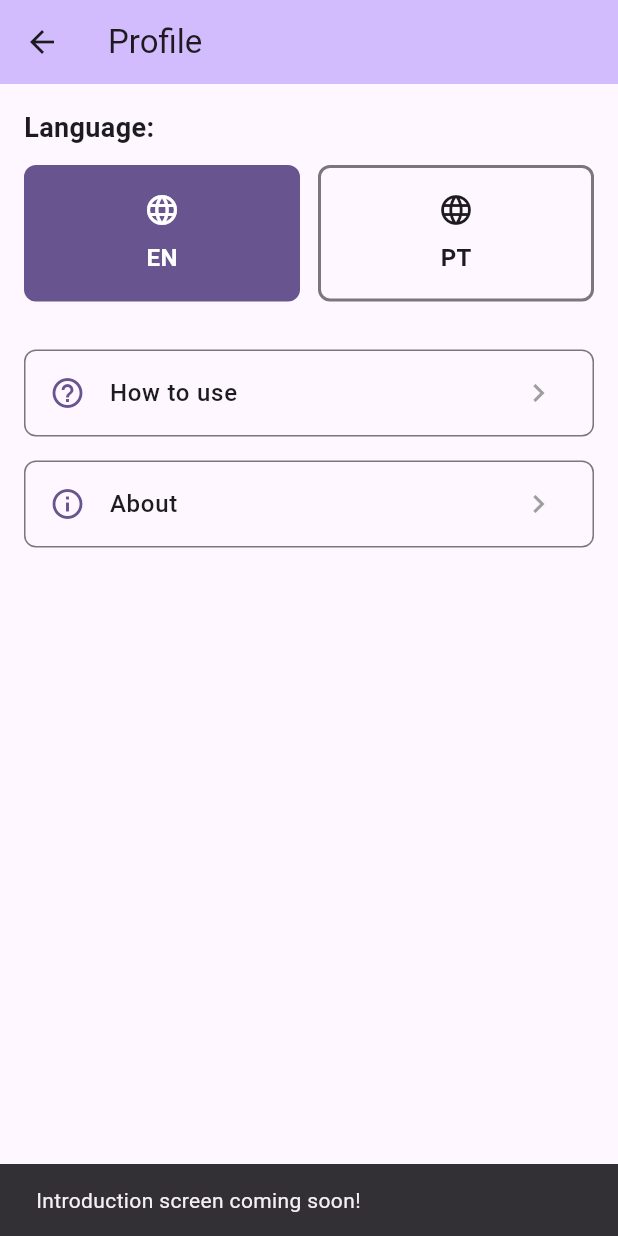
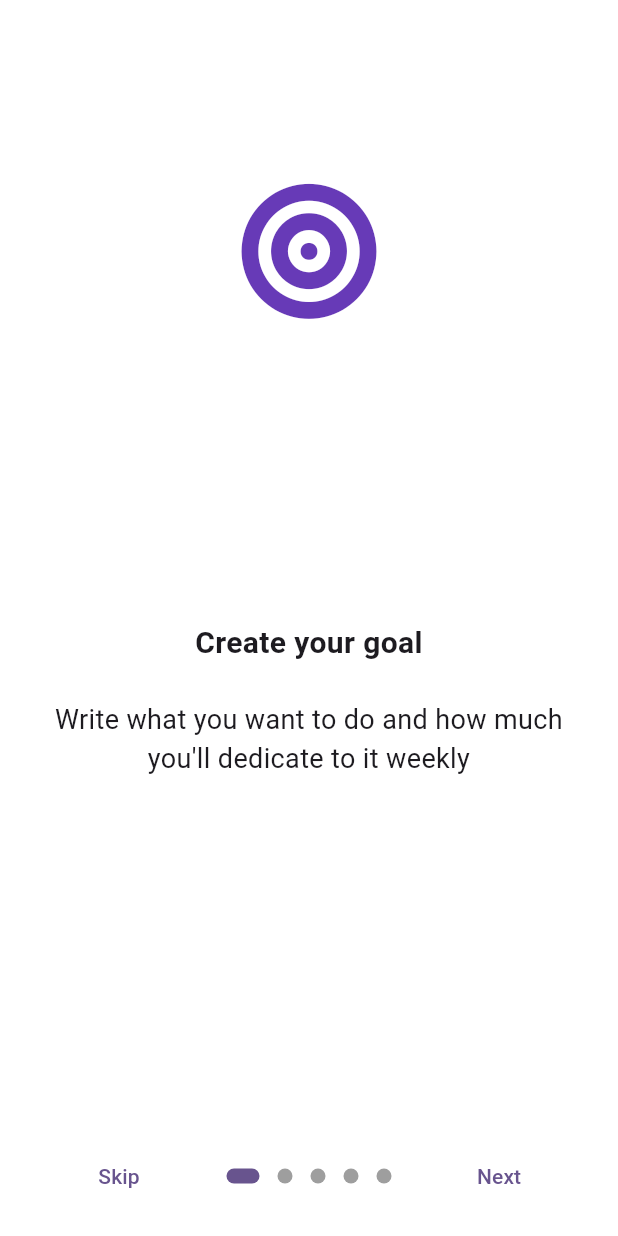
Before and after one commit to MatthewLacerda2/GoalGetter, a Flutter app: the ProfileScreen screen opened directly, after a tap on "How to use", on a phone screen of 412 x 824 dp. Run offline on Flutter 3.47's test engine with Material 3 defaults, Android fonts, the phone set to English and light mode, and no system bars; drawn by our look-alikes of introduction_screen; our stand-ins replace font_awesome_flutter, shared_preferences; accounts and stored records are empty.

Commit message:
introduction screen

```diff
--- a/frontend/lib/main.dart
+++ b/frontend/lib/main.dart
@@ -39,7 +39,6 @@ class _MyHomePageState extends State<MyHomePage> {
   static const List<Widget> _tabPages = <Widget>[
     GoalsScreen(),
     AgendaScreen(),
-    Center(child: Text('Profile Page (Coming Soon)')),
     ProfileScreen(),
   ];
 
@@ -69,10 +68,6 @@ class _MyHomePageState extends State<MyHomePage> {
             icon: Icon(Icons.person),
             label: 'Profile',
           ),
-          BottomNavigationBarItem(
-            icon: Icon(Icons.settings),
-            label: 'Settings',
-          ),
         ],
         currentIndex: _selectedIndex,
         onTap: _onTabTapped,
--- /dev/null
+++ b/frontend/lib/screens/introduction_screen.dart
@@ -0,0 +1,108 @@
+import 'package:flutter/material.dart';
+import 'package:introduction_screen/introduction_screen.dart';
+import 'package:font_awesome_flutter/font_awesome_flutter.dart';
+import '../main.dart';
+
+class IntroductionScreenWidget extends StatelessWidget {
+  const IntroductionScreenWidget({super.key});
+
+  @override
+  Widget build(BuildContext context) {
+    return IntroductionScreen(
+      pages: [
+        PageViewModel(
+          title: "Create your goal",
+          body: "Write what you want to do and how much you'll dedicate to it weekly",
+          image: const Padding(
+            padding: EdgeInsets.only(bottom: 24.0),
+            child: Center(
+              child: FaIcon(
+                FontAwesomeIcons.bullseye,
+                size: 90,
+                color: Colors.deepPurple,
+              ),
+            ),
+          ),
+        ),
+        PageViewModel(
+          title: "Create your Task",
+          body: "Write down how you'll use your time for the day",
+          image: const Padding(
+            padding: EdgeInsets.only(bottom: 24.0),
+            child: Center(
+              child: FaIcon(
+                FontAwesomeIcons.tasks,
+                size: 90,
+                color: Colors.deepPurple,
+              ),
+            ),
+          ),
+        ),
+        PageViewModel(
+          title: "Task to Goal",
+          body: "You can mark a task as being part of achieving a goal",
+          image: const Padding(
+            padding: EdgeInsets.only(bottom: 24.0),
+            child: Center(
+              child: FaIcon(
+                FontAwesomeIcons.link,
+                size: 90,
+                color: Colors.deepPurple,
+              ),
+            ),
+          ),
+        ),
+        PageViewModel(
+          title: "Free tasks",
+          body: "Not every task needs to achieve a big goal. Like doing the dishes",
+          image: const Padding(
+            padding: EdgeInsets.only(bottom: 24.0),
+            child: Center(
+              child: FaIcon(
+                FontAwesomeIcons.utensils,
+                size: 90,
+                color: Colors.deepPurple,
+              ),
+            ),
+          ),
+        ),
+        PageViewModel(
+          title: "Ready to achieve?",
+          body: "Explore. Dream. Discover",
+          image: const Padding(
+            padding: EdgeInsets.only(bottom: 24.0),
+            child: Center(
+              child: FaIcon(
+                FontAwesomeIcons.rocket,
+                size: 90,
+                color: Colors.deepPurple,
+              ),
+            ),
+          ),
+        ),
+      ],
+      onDone: () {
+        Navigator.pushReplacement(
+          context,
+          MaterialPageRoute<void>(
+            builder: (BuildContext context) => const MyHomePage(title: 'Goal Getter'),
+          ),
+        );
+      },
+      showSkipButton: true,
+      skip: const Text("Skip"),
+      next: const Text("Next"),
+      done: const Text("Get Started"),
+      dotsDecorator: DotsDecorator(
+        activeColor: Theme.of(context).primaryColor,
+        size: const Size(10.0, 10.0),
+        color: Colors.grey,
+        activeSize: const Size(22.0, 10.0),
+        activeShape: RoundedRectangleBorder(
+          borderRadius: BorderRadius.circular(24.0),
+        ),
+      ),
+      globalBackgroundColor: Colors.white,
+    );
+  }
+}
--- a/frontend/lib/screens/profile_screen.dart
+++ b/frontend/lib/screens/profile_screen.dart
@@ -1,7 +1,7 @@
-// profile_screen.dart
 import 'package:flutter/material.dart';
 import '../utils/settings_storage.dart';
 import 'about.dart';
+import 'introduction_screen.dart';
 
 class ProfileScreen extends StatefulWidget {
   const ProfileScreen({super.key});
@@ -83,10 +83,10 @@ class _ProfileScreenState extends State<ProfileScreen> {
               'How to use',
               Icons.help_outline,
               () {
-                // TODO: Navigate to Introduction screen
-                ScaffoldMessenger.of(context).showSnackBar(
-                  const SnackBar(
-                    content: Text('Introduction screen coming soon!'),
+                Navigator.push(
+                  context,
+                  MaterialPageRoute(
+                    builder: (context) => const IntroductionScreenWidget(),
                   ),
                 );
               },
```
